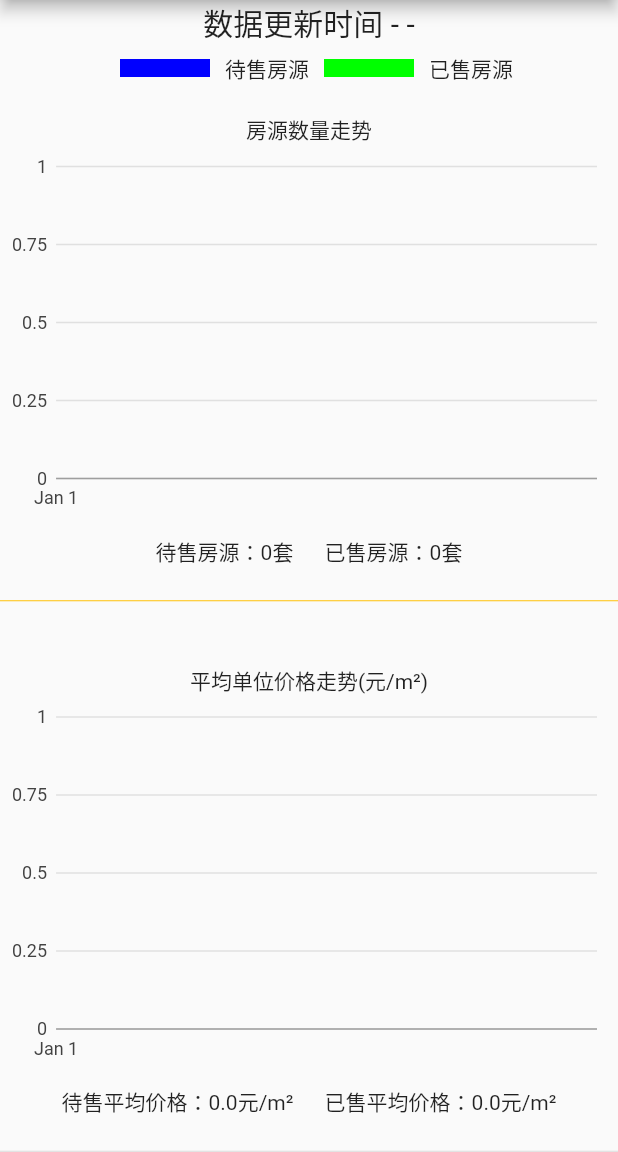
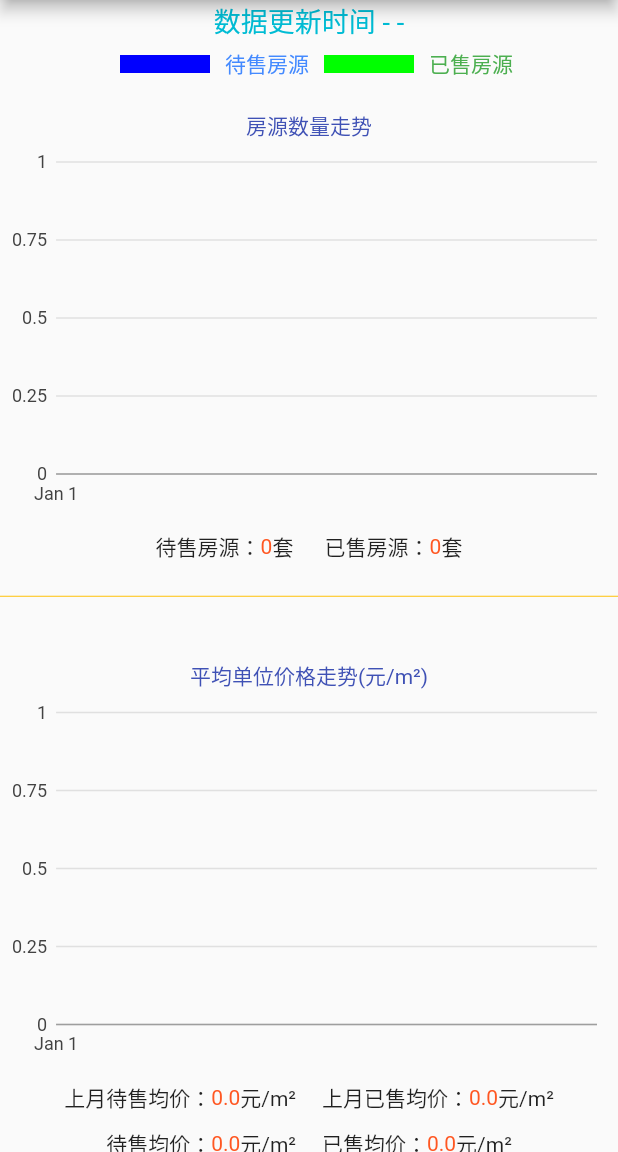
Before and after one commit to lyrric/flutter-lianjia, a Flutter app: the screen it shows after launch, after a tap on "》切换为月统计", on a phone screen of 412 x 824 dp, the part 84-1236 px from its top. Run offline on Flutter 3.47's test engine with Material 2 defaults, Android fonts, the phone set to English and light mode, and no system bars; our stand-ins replace charts_flutter, dio; missing offline and left inert: charts_common; generated files the repository leaves out were written again; network calls fail.

Commit message:
新增了显示文本数据

```diff
--- a/lib/main.dart
+++ b/lib/main.dart
@@ -1,6 +1,4 @@
-import 'package:charts_flutter/flutter.dart' as charts;
 import 'package:flutter/material.dart';
-import 'package:flutter/services.dart';
 import 'package:lianjia/service/selling_house_service.dart';
 import 'package:lianjia/service/sold_house_service.dart';
 import 'package:lianjia/service/version_service.dart';
@@ -10,6 +8,7 @@ import 'package:lianjia/views/week_stat_view.dart';
 import 'model/selling_house.dart';
 import 'model/sold_house.dart';
 import 'model/stat_data.dart';
+import 'service/common_service.dart';
 
 void main(){
   // 强制横屏
@@ -63,49 +62,43 @@ class _MyHomePageState extends State<MyHomePage> {
   var versionService = VersionService();
   var soldHouseService = SoldHouseService();
   var sellingHouseService = SellingHouseService();
+  var commonService = CommonService();
 
   String updateDate = '- -';
 
 
 
   void init(){
-    versionService.getUpdateTime().then((data)=>{
+    versionService.getUpdateTime().then((data)=>
       super.setState((){
           updateDate = data;
       })
-    });
-    sellingHouseService.getSellingWeekStat().then((data)=>{
+    );
+    sellingHouseService.getSellingWeekStat().then((data)=>
       super.setState((){
         sellingWeekStatData = data;
-        statData.sellingAmount = data[11].amount;
-        statData.sellingWeekPricePer = data[11].avgPricePer;
-        statData.sellingWeekIncrease = data[11].increasedAmount;
       })
-    });
-    sellingHouseService.getSellingMonthStat().then((data)=>{
+    );
+    sellingHouseService.getSellingMonthStat().then((data)=>
       super.setState((){
         sellingMonthStatData = data;
-        statData.sellingMonthIncrease = data[11].amount;
-        statData.sellingMonthPricePer = data[11].avgPricePer;
-        statData.sellingMonthIncrease = data[11].increasedAmount;
       })
-    });
-    soldHouseService.getSoldWeekStat().then((data)=>{
+    );
+    soldHouseService.getSoldWeekStat().then((data)=>
       super.setState((){
         soldWeekStatData = data;
-        statData.soldAmount = data[11].amount;
-        statData.soldWeekPricePer = data[11].avgPricePer;
-        statData.soldWeekIncrease = data[11].increasedAmount;
       })
-    });
-    soldHouseService.getSoldMonthStat().then((data)=>{
+    );
+    soldHouseService.getSoldMonthStat().then((data)=>
       super.setState((){
         soldMonthStatData = data;
-        statData.soldMonthIncrease = data[11].amount;
-        statData.soldMonthPricePer = data[11].avgPricePer;
-        statData.soldMonthIncrease = data[11].increasedAmount;
       })
-    });
+    );
+    commonService.getStatData().then((data)=>
+        super.setState((){
+          statData = data;
+        })
+    );
   }
 
   @override
@@ -133,7 +126,7 @@ class _MyHomePageState extends State<MyHomePage> {
           crossAxisAlignment: CrossAxisAlignment.center,
           children: <Widget>[
             new Text('数据更新时间 ' + updateDate,
-              style: TextStyle(fontSize: 20),),
+              style: TextStyle(fontSize: 18, color: Colors.cyan),),
             new Row(
               mainAxisAlignment: MainAxisAlignment.center,
               children: <Widget>[
@@ -143,61 +136,150 @@ class _MyHomePageState extends State<MyHomePage> {
                     mainAxisAlignment: MainAxisAlignment.end,
                     children: <Widget>[
                       new Image(image: AssetImage('images/blue.png'), width: 80, height: 12,),
-                      new Text('待售房源'),
+                      new Text('待售房源',style: TextStyle(color: Colors.blueAccent )),
                       new Image(image: AssetImage('images/green.png'), width: 80, height: 12,),
-                      new Text('已售房源'),
+                      new Text('已售房源', style: TextStyle(color: Colors.green )),
                     ],
                   ),
                 ),
               ],
             ),
+            houseAmountRow(),
+            housePriceRow(),
+            houseIncreaseRow(),
+          ],
+        ),
+        )
+    );
+  }
+  //房源数量走势
+  Column houseAmountRow(){
+    return new Column(
+        children: <Widget>[
           new Container(
             padding: const EdgeInsets.only(top: 20),
-              child: new Text('房源数量走势'),
+            child: new Text('房源数量走势', style: TextStyle(color: Colors.indigo )),
           ),
           isWeek?new WeekStatView(sellingWeekStatData, soldWeekStatData, 'amount'):new MonthStatView(sellingMonthStatData, soldMonthStatData, 'amount'), //房源数量变化
           new Container(
               padding: const EdgeInsets.only(top: 10),
-              child:  new Text('待售房源：'+ statData.sellingAmount.toString() + '套      已售房源：'+ statData.soldAmount.toString() + '套')
+              child: new Row(
+                mainAxisAlignment: MainAxisAlignment.center,
+                children: <Widget>[
+                  new Text('待售房源：'),
+                  new Text(statData.sellingAmount.toString(), style: TextStyle(color: Colors.deepOrange ),),
+                  new Text('套      已售房源：'),
+                  new Text(statData.soldAmount.toString(),  style: TextStyle(color: Colors.deepOrange )),
+                  new Text('套')
+                ],
+              ),
+
           ),
           new Container(
             padding: const EdgeInsets.only(top: 20),
             child:  new Divider(height: 5, color: Colors.amber,),
           ),
+        ]
+    );
+  }
+  //房源单位价格走势
+  Column housePriceRow(){
+    return new Column(
+      children: <Widget>[
+
         new Container(
           padding: const EdgeInsets.only(top: 40),
-              child: new Text('平均单位价格走势(元/m²)'),
+          child: new Text('平均单位价格走势(元/m²)', style: TextStyle(color: Colors.indigo )),
         ),
-
         isWeek?new WeekStatView(sellingWeekStatData, soldWeekStatData, 'avgPricePer'):new MonthStatView(sellingMonthStatData, soldMonthStatData, 'avgPricePer'),//房源单位平均价格变化
+        isWeek?Text(''):new Container(
+            padding: const EdgeInsets.only(top: 10),
+            child:  new Row(
+              mainAxisAlignment: MainAxisAlignment.center,
+              children: <Widget>[
+                new Text('上月待售均价：'),
+                new Text(statData.sellingLastMonthPricePer.toString(), style: TextStyle(color: Colors.deepOrange ),),
+                new Text('元/m²     上月已售均价：'),
+                new Text(statData.soldLastMonthPricePer.toString(),  style: TextStyle(color: Colors.deepOrange )),
+                new Text('元/m²')
+              ],
+            ),
+        ),
         new Container(
             padding: const EdgeInsets.only(top: 10),
-                child:  new Text('待售平均价格：'+ statData.sellingWeekPricePer.toString() + '元/m²      已售平均价格：'+ statData.soldWeekPricePer.toString() + '元/m²')
+            child:  new Row(
+              mainAxisAlignment: MainAxisAlignment.center,
+              children: <Widget>[
+                new Text('待售均价：'),
+                new Text(statData.sellingAvgPricePer.toString(), style: TextStyle(color: Colors.deepOrange ),),
+                new Text('元/m²     已售均价：'),
+                new Text(statData.soldAvgPricePer.toString(),  style: TextStyle(color: Colors.deepOrange )),
+                new Text('元/m²')
+              ],
+            ),
         ),
         new Container(
           padding: const EdgeInsets.only(top: 20),
-              child:  new Divider(height: 5,),
+          child:  new Divider(height: 5, color: Colors.amber,),
         ),
+      ],
+    );
+  }
 
+  //房源新增数量走势
+  Column houseIncreaseRow(){
+    return  new Column(
+      children: <Widget>[
         new Container(
           padding: const EdgeInsets.only(top: 40),
-              child: new Text('房源新增数量走势'),
+          child: new Text('房源新增数量走势', style: TextStyle(color: Colors.indigo )),
         ),
         isWeek?new WeekStatView(sellingWeekStatData, soldWeekStatData, 'increasedAmount'):new MonthStatView(sellingMonthStatData, soldMonthStatData, 'increasedAmount'), //房源新增数据变化
-            new Container(
+
+        isWeek?Text(''): new Container(
             padding: const EdgeInsets.only(top: 10),
-                child:  new Text('本周新增待售房源：'+ statData.sellingWeekIncrease.toString() + '套      已售房源：'+ statData.soldWeekIncrease.toString() + '套')
+            child:  new Row(
+              mainAxisAlignment: MainAxisAlignment.center,
+              children: <Widget>[
+                new Text('上月新增待售：'),
+                new Text(statData.sellingLastMonthIncrease.toString(), style: TextStyle(color: Colors.deepOrange ),),
+                new Text('套     已售：'),
+                new Text(statData.soldLastMonthIncrease.toString(),  style: TextStyle(color: Colors.deepOrange )),
+                new Text('套')
+              ],
+            ),
+        ),
+        isWeek?new Container(
+            padding: const EdgeInsets.only(top: 10),
+            child:  new Row(
+              mainAxisAlignment: MainAxisAlignment.center,
+              children: <Widget>[
+                new Text('每周平均新增待售：'),
+                new Text(statData.sellingAvgWeekIncrease.toString(), style: TextStyle(color: Colors.deepOrange ),),
+                new Text('套     已售：'),
+                new Text(statData.soldAvgWeekIncrease.toString(),  style: TextStyle(color: Colors.deepOrange )),
+                new Text('套')
+              ],
+            ),
+        ):new Container(
+            padding: const EdgeInsets.only(top: 10),
+            child:  new Row(
+              mainAxisAlignment: MainAxisAlignment.center,
+              children: <Widget>[
+                new Text('每月平均新增待售：'),
+                new Text(statData.sellingAvgMonthIncrease.toString(), style: TextStyle(color: Colors.deepOrange ),),
+                new Text('套     已售：'),
+                new Text(statData.soldAvgMonthIncrease.toString(),  style: TextStyle(color: Colors.deepOrange )),
+                new Text('套')
+              ],
+            ),
         ),
         new Container(
           padding: const EdgeInsets.only(top: 20),
-              child:  new Divider(height: 5,),
+          child:  new Divider(height: 5, color: Colors.amber,),
         ),
-
       ],
-        ),
-        )
     );
   }
 
-
 }
--- a/lib/model/sold_house.dart
+++ b/lib/model/sold_house.dart
@@ -22,9 +22,6 @@ class SoldWeekStat{
   factory SoldWeekStat.fromJson(Map<String, dynamic> json)=>_$SoldWeekStatFromJson(json);
   Map<String, dynamic> toJson()=>_$SoldWeekStatToJson(this);
 
-  dynamic getValue(String field){
-    return amount;
-  }
 }
 
 @JsonSerializable()
--- a/lib/model/stat_data.dart
+++ b/lib/model/stat_data.dart
@@ -1,43 +1,42 @@
+import 'package:json_annotation/json_annotation.dart';
 
+part 'generator/stat_data.g.dart';
+
+@JsonSerializable()
 class StatData{
 
   //待售房源数量（总）
   int sellingAmount = 0;
-
   //售出房源数量（总）
   int soldAmount = 0;
 
-/*  //待售中的房源平均价格（总）
+  //待售中的房源平均价格（总）
   double sellingAvgPricePer = 0;
-
   //已售中的房源平均价格（总）
-  double soldAvgPricePer = 0;*/
-
-
-  //待售房源更新数量（周）
-  int sellingWeekIncrease = 0;
-
-  //待售中的房源平均价格（周）
-  double sellingWeekPricePer = 0;
-
-  //已售房源增加数量（周）
-  int soldWeekIncrease = 0;
-
-  //已售中的房源平均价格（周）
-  double soldWeekPricePer = 0;
+  double soldAvgPricePer = 0;
+  //待售-上月均价（月）
+  double sellingLastMonthPricePer = 0;
+  //已售-上月均价（月）
+  double soldLastMonthPricePer = 0;
 
 
 
-  //待售中的房源平均价格（月）
-  double sellingMonthPricePer = 0;
+  //已售-平均每周增加数量（周）
+  int soldAvgWeekIncrease = 0;
+  //代售-平均每周增加数量（周）
+  int sellingAvgWeekIncrease = 0;
+  //已售-平均每月增加数量（月）
+  int soldAvgMonthIncrease = 0;
+  //代售-平均每月增加数量（月）
+  int sellingAvgMonthIncrease = 0;
+  //待售-上月更新数量（月）
+  int sellingLastMonthIncrease = 0;
+  //已售-上月更新数量（月）
+  int soldLastMonthIncrease = 0;
 
-  //待售房源更新数量（月）
-  int sellingMonthIncrease = 0;
+  StatData();
 
-  //待售房源更新数量（月）
-  int soldMonthIncrease = 0;
-
-  //待售中的房源平均价格（月）
-  double soldMonthPricePer = 0;
+  factory StatData.fromJson(Map<String, dynamic> json)=>_$StatDataFromJson(json);
+  Map<String, dynamic> toJson()=>_$StatDataToJson(this);
 
 }
--- /dev/null
+++ b/lib/service/common_service.dart
@@ -0,0 +1,16 @@
+
+import 'package:dio/dio.dart';
+import 'package:lianjia/model/stat_data.dart';
+
+import 'base_service.dart';
+
+class CommonService extends BaseService{
+
+  Future<StatData> getStatData() async{
+    Response response = await dio.get("/remote/statData");
+    Map<String, dynamic> httpResult = response.data;
+    if(checkSuccess(httpResult)){
+      return StatData.fromJson(httpResult['data']);
+    }
+  }
+}
```
Also changed, not shown: lib/model/generator/stat_data.g.dart (added). Lines whose indentation alone changed are shown as unchanged.
